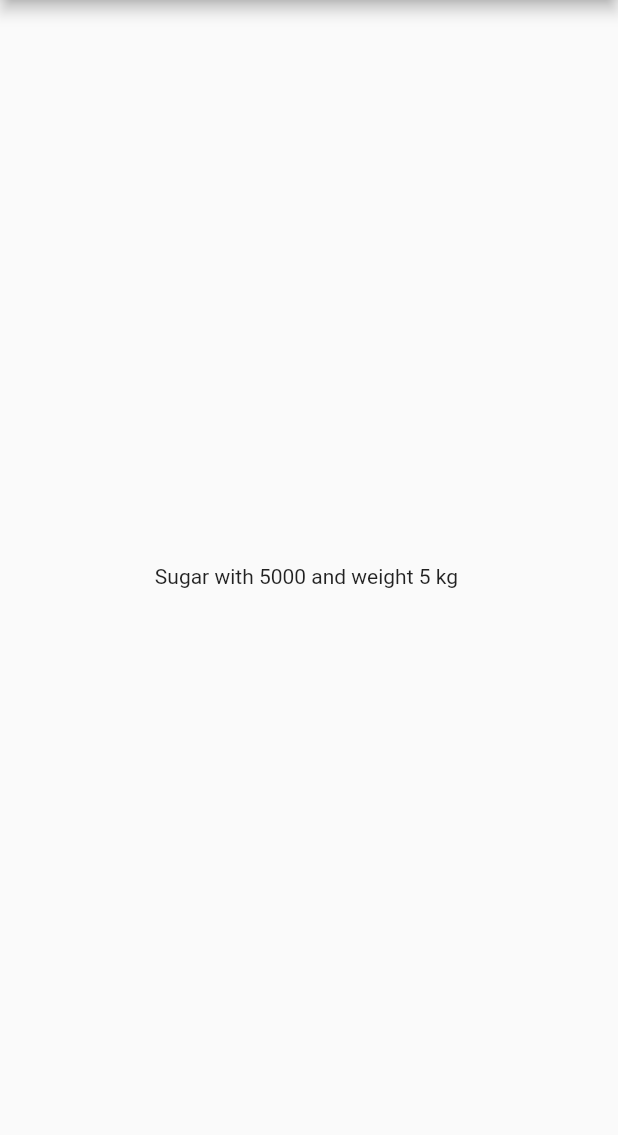
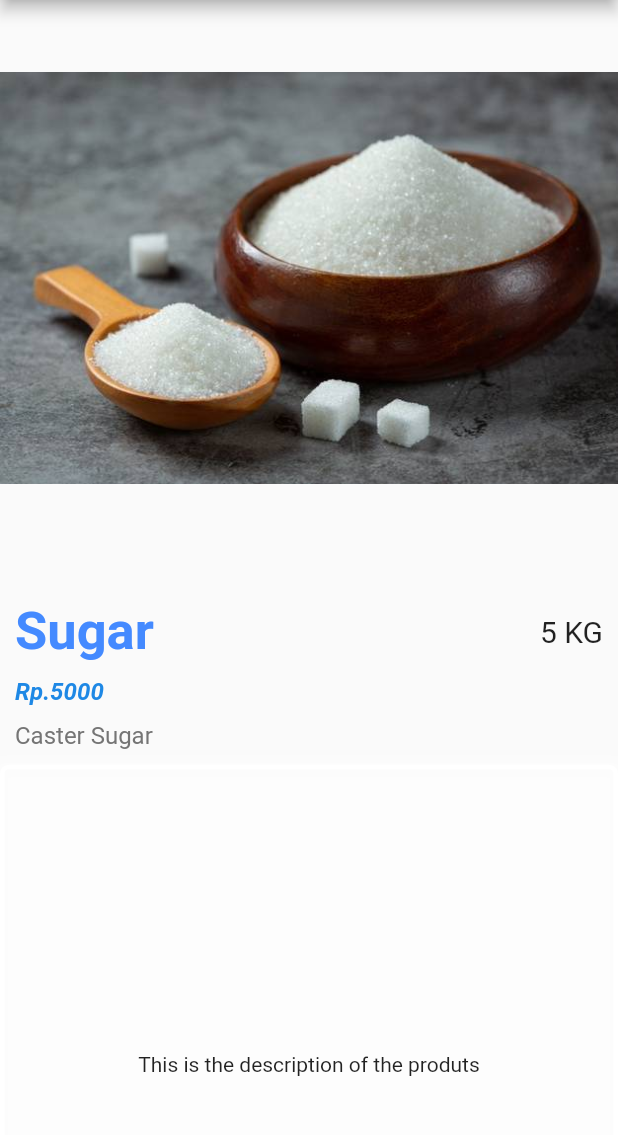
Before and after one commit to rezamandaa/flutter_navigation_shop, a Flutter app: the screen it shows after launch, after a tap on "Sugar", on a phone screen of 412 x 824 dp, the part 84-1219 px from its top. Run offline on Flutter 3.47's test engine with Material 2 defaults, Android fonts, the phone set to English and light mode, and no system bars; missing offline and left inert: dart:js.

Commit message:
fixing display pages

```diff
--- a/lib/main.dart
+++ b/lib/main.dart
@@ -1,5 +1,4 @@
 import 'dart:js';
-
 import 'package:flutter/material.dart';
 import 'pages/pages.dart';
 
--- a/lib/pages/home_page.dart
+++ b/lib/pages/home_page.dart
@@ -1,3 +1,4 @@
+import 'dart:io';
 import 'package:flutter/material.dart';
 import 'package:flutter_navigation_shop/models/Item.dart';
 
@@ -64,6 +65,7 @@ class _HomePageState extends State<HomePage> {
                         child: Text(item.weight.toString(),
                             textAlign: TextAlign.end),
                       ),
+                      SizedBox()
                     ],
                   ),
                 ),
--- a/lib/pages/item_page.dart
+++ b/lib/pages/item_page.dart
@@ -10,13 +10,116 @@ class ItemPage extends StatelessWidget {
       appBar: AppBar(
         title: const Text('Shopping list'),
       ),
-      body: Center(
-        child: Text(item.name +
-            ' with ' +
-            item.price.toString() +
-            ' and weight ' +
-            item.weight.toString() +
-            ' kg '),
+      body: pageview(item: item),
+    );
+  }
+}
+
+class pageview extends StatelessWidget {
+  const pageview({
+    Key? key,
+    required this.item,
+  }) : super(key: key);
+
+  final Item item;
+
+  @override
+  Widget build(BuildContext context) {
+    final double headerTop = MediaQuery.of(context).size.height * 0.45;
+    return Scaffold(
+      body: SafeArea(
+        child: Stack(
+          children: <Widget>[
+            SingleChildScrollView(
+              child: Column(
+                crossAxisAlignment: CrossAxisAlignment.start,
+                children: <Widget>[
+                  Container(
+                    width: double.infinity,
+                    height: headerTop,
+                    child: Image.asset(item.image),
+                  ),
+                  Container(
+                    child: Column(
+                      crossAxisAlignment: CrossAxisAlignment.start,
+                      children: <Widget>[
+                        Padding(
+                          padding:
+                              EdgeInsets.only(top: 10, left: 10, right: 10),
+                          child: Column(
+                            crossAxisAlignment: CrossAxisAlignment.start,
+                            children: <Widget>[
+                              SizedBox(
+                                height: 20,
+                              ),
+                              Row(
+                                mainAxisAlignment:
+                                    MainAxisAlignment.spaceBetween,
+                                children: [
+                                  Text(
+                                    item.name,
+                                    style: TextStyle(
+                                        color: Colors.blueAccent, fontSize: 35, fontWeight: FontWeight.bold,),
+                                  ),
+                                  Text(
+                                    item.weight.toString() + ' KG ',
+                                    textAlign: TextAlign.end,
+                                    style: TextStyle(fontSize: 20),
+                                  )
+                                ],
+                              ),
+                              SizedBox(
+                                height: 10,
+                              ),
+                              Text(
+                               'Rp.' + item.price.toString(),
+                                style: TextStyle(
+                                    color: Colors.blue[600], fontSize: 16, fontStyle: FontStyle.italic, fontWeight: FontWeight.bold),
+                              ),
+                              SizedBox(
+                                height: 10,
+                              ),
+                              Text(
+                                'Caster Sugar',
+                                style: TextStyle(
+                                    color: Colors.grey[600], fontSize: 16),
+                              ),
+                              SizedBox(
+                                height: 10,
+                              ),
+                            ],
+                          ),
+                        ),
+                      ],
+                    ),
+                  ),
+                  Container(
+                    height: 400,
+                    decoration: BoxDecoration(
+                        border: Border.all(
+                          color: Colors.white,
+                          width: 3,
+                        ),
+                        borderRadius: BorderRadius.circular(6),
+                        boxShadow: [
+                          BoxShadow(
+                              color: Colors.white.withOpacity(0.5),
+                              spreadRadius: 5,
+                              blurRadius: 7,
+                              offset: Offset(0, 3))
+                        ]),
+                    child: Row(
+                      mainAxisAlignment: MainAxisAlignment.center,
+                      children: [
+                        Center(child: Text('This is the description of the produts')),
+                      ],
+                    ),
+                  ),
+                ],
+              ),
+            )
+          ],
+        ),
       ),
     );
   }
--- a/pubspec.yaml
+++ b/pubspec.yaml
@@ -58,8 +58,7 @@ flutter:
   uses-material-design: true
 
   # To add assets to your application, add an assets section, like this:
-  # assets:
-  # assets:
+  assets:
     - assets/images/
 
   # An image asset can refer to one or more resolution-specific "variants", see
```
